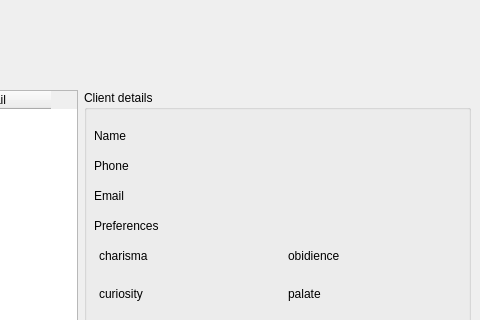
Qt form manageclient.ui (ColeMacdonald1709/comp3004) before a commit; both pictures show x 320 to 800 and y 0 to 320 of the 800 by 500 pixel window.
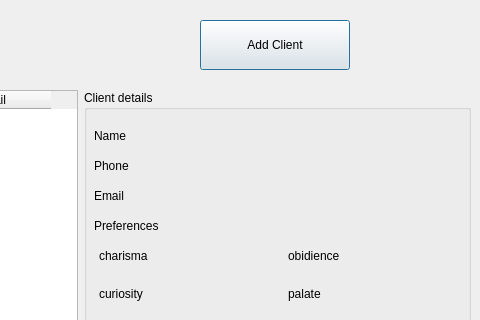
The same form after that commit.

Commit message: add new client functionality with some ui fixes

Patch:
```diff
--- a/manageclient.ui
+++ b/manageclient.ui
@@ -466,6 +466,37 @@
     </item>
    </layout>
   </widget>
+  <widget class="QPushButton" name="addclientbutton">
+   <property name="geometry">
+    <rect>
+     <x>520</x>
+     <y>20</y>
+     <width>150</width>
+     <height>50</height>
+    </rect>
+   </property>
+   <property name="sizePolicy">
+    <sizepolicy hsizetype="Fixed" vsizetype="Fixed">
+     <horstretch>0</horstretch>
+     <verstretch>0</verstretch>
+    </sizepolicy>
+   </property>
+   <property name="minimumSize">
+    <size>
+     <width>150</width>
+     <height>50</height>
+    </size>
+   </property>
+   <property name="maximumSize">
+    <size>
+     <width>150</width>
+     <height>50</height>
+    </size>
+   </property>
+   <property name="text">
+    <string>Add Client</string>
+   </property>
+  </widget>
  </widget>
  <resources/>
  <connections/>
```
The commit also changes 13 other files.
